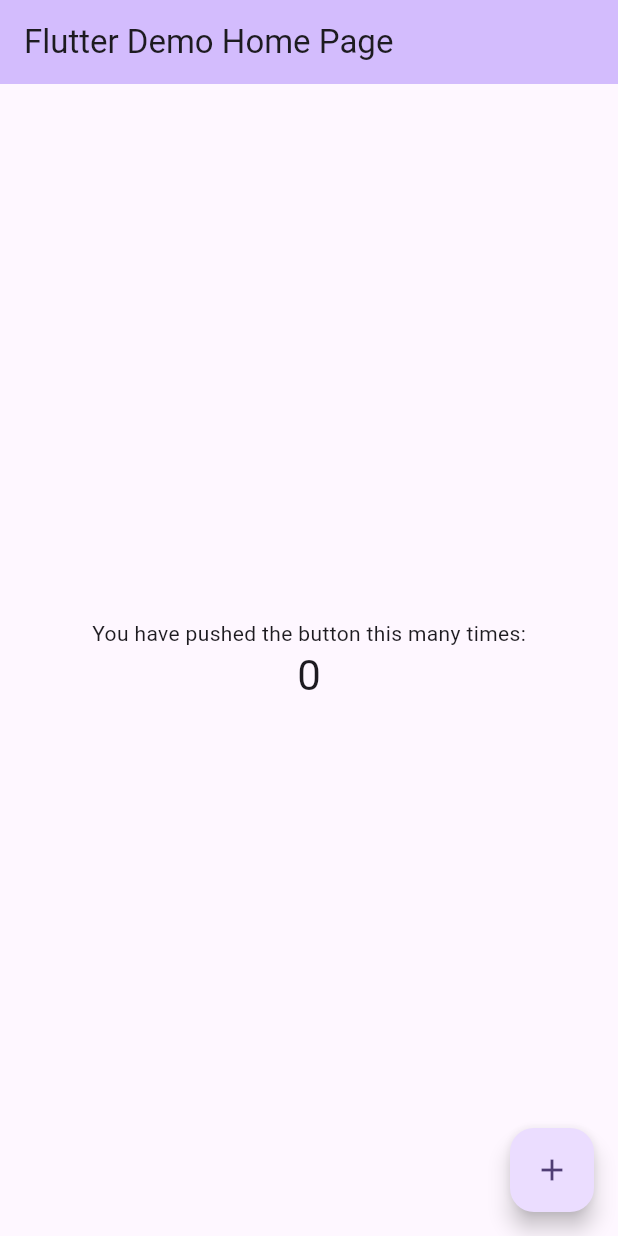
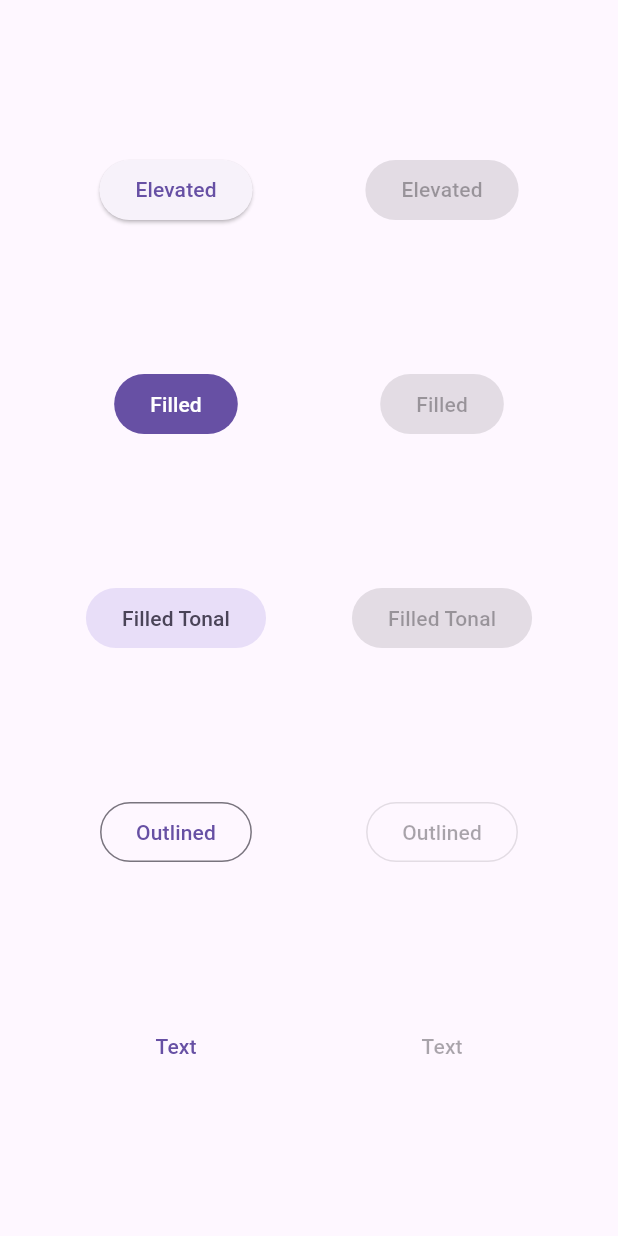
Before and after one commit to AliGad17611/Flutter-Widget-Catalog, a Flutter app: the screen it shows after launch, on a phone screen of 412 x 824 dp. Run offline on Flutter 3.47's test engine with Material 3 defaults, Android fonts, the phone set to English and light mode, and no system bars.

Commit message:
types of buttons and difference between them

```diff
--- /dev/null
+++ b/lib/button_types_group.dart
@@ -0,0 +1,34 @@
+import 'package:flutter/material.dart';
+
+class ButtonTypesGroup extends StatelessWidget {
+  const ButtonTypesGroup({super.key, required this.enabled});
+
+  final bool enabled;
+
+  @override
+  Widget build(BuildContext context) {
+    // when onPressed is null, the button is disabled and when it's not null, the button is enabled
+    final VoidCallback? onPressed = enabled ? () {} : null;
+    return Padding(
+      padding: const EdgeInsets.all(4.0),
+      child: Column(
+        mainAxisAlignment: MainAxisAlignment.spaceEvenly,
+        children: [
+          // ElevatedButton is a button that has a shadow and a background color
+          ElevatedButton(onPressed: onPressed, child: const Text('Elevated')),
+          // FilledButton is a button that has a background color but no shadow
+          FilledButton(onPressed: onPressed, child: const Text('Filled')),
+          // FilledButton.tonal is a button that has a background color with less emphasis
+          FilledButton.tonal(
+            onPressed: onPressed,
+            child: const Text('Filled Tonal'),
+          ),
+          // OutlinedButton is a button that has no background color and a border
+          OutlinedButton(onPressed: onPressed, child: const Text('Outlined')),
+          // TextButton is a button that has no background color and no border
+          TextButton(onPressed: onPressed, child: const Text('Text')),
+        ],
+      ),
+    );
+  }
+}
--- a/lib/main.dart
+++ b/lib/main.dart
@@ -1,4 +1,5 @@
 import 'package:flutter/material.dart';
+import 'package:flutter_widget_catalog/button_types_group.dart';
 
 void main() {
   runApp(const MyApp());
@@ -6,117 +7,31 @@ void main() {
 
 class MyApp extends StatelessWidget {
   const MyApp({super.key});
-
-  // This widget is the root of your application.
   @override
   Widget build(BuildContext context) {
     return MaterialApp(
-      title: 'Flutter Demo',
-      theme: ThemeData(
-        // This is the theme of your application.
-        //
-        // TRY THIS: Try running your application with "flutter run". You'll see
-        // the application has a purple toolbar. Then, without quitting the app,
-        // try changing the seedColor in the colorScheme below to Colors.green
-        // and then invoke "hot reload" (save your changes or press the "hot
-        // reload" button in a Flutter-supported IDE, or press "r" if you used
-        // the command line to start the app).
-        //
-        // Notice that the counter didn't reset back to zero; the application
-        // state is not lost during the reload. To reset the state, use hot
-        // restart instead.
-        //
-        // This works for code too, not just values: Most code changes can be
-        // tested with just a hot reload.
-        colorScheme: ColorScheme.fromSeed(seedColor: Colors.deepPurple),
-      ),
-      home: const MyHomePage(title: 'Flutter Demo Home Page'),
+      title: 'Flutter Widget Catalog',
+      theme: ThemeData(primarySwatch: Colors.blue),
+      home: const HomePage(),
     );
   }
 }
 
-class MyHomePage extends StatefulWidget {
-  const MyHomePage({super.key, required this.title});
-
-  // This widget is the home page of your application. It is stateful, meaning
-  // that it has a State object (defined below) that contains fields that affect
-  // how it looks.
-
-  // This class is the configuration for the state. It holds the values (in this
-  // case the title) provided by the parent (in this case the App widget) and
-  // used by the build method of the State. Fields in a Widget subclass are
-  // always marked "final".
-
-  final String title;
-
-  @override
-  State<MyHomePage> createState() => _MyHomePageState();
-}
-
-class _MyHomePageState extends State<MyHomePage> {
-  int _counter = 0;
-
-  void _incrementCounter() {
-    setState(() {
-      // This call to setState tells the Flutter framework that something has
-      // changed in this State, which causes it to rerun the build method below
-      // so that the display can reflect the updated values. If we changed
-      // _counter without calling setState(), then the build method would not be
-      // called again, and so nothing would appear to happen.
-      _counter++;
-    });
-  }
-
+class HomePage extends StatelessWidget {
+  const HomePage({super.key});
   @override
   Widget build(BuildContext context) {
-    // This method is rerun every time setState is called, for instance as done
-    // by the _incrementCounter method above.
-    //
-    // The Flutter framework has been optimized to make rerunning build methods
-    // fast, so that you can just rebuild anything that needs updating rather
-    // than having to individually change instances of widgets.
     return Scaffold(
-      appBar: AppBar(
-        // TRY THIS: Try changing the color here to a specific color (to
-        // Colors.amber, perhaps?) and trigger a hot reload to see the AppBar
-        // change color while the other colors stay the same.
-        backgroundColor: Theme.of(context).colorScheme.inversePrimary,
-        // Here we take the value from the MyHomePage object that was created by
-        // the App.build method, and use it to set our appbar title.
-        title: Text(widget.title),
-      ),
-      body: Center(
-        // Center is a layout widget. It takes a single child and positions it
-        // in the middle of the parent.
-        child: Column(
-          // Column is also a layout widget. It takes a list of children and
-          // arranges them vertically. By default, it sizes itself to fit its
-          // children horizontally, and tries to be as tall as its parent.
-          //
-          // Column has various properties to control how it sizes itself and
-          // how it positions its children. Here we use mainAxisAlignment to
-          // center the children vertically; the main axis here is the vertical
-          // axis because Columns are vertical (the cross axis would be
-          // horizontal).
-          //
-          // TRY THIS: Invoke "debug painting" (choose the "Toggle Debug Paint"
-          // action in the IDE, or press "p" in the console), to see the
-          // wireframe for each widget.
-          mainAxisAlignment: MainAxisAlignment.center,
-          children: <Widget>[
-            const Text('You have pushed the button this many times:'),
-            Text(
-              '$_counter',
-              style: Theme.of(context).textTheme.headlineMedium,
-            ),
+      body: const Padding(
+        padding: EdgeInsets.all(4.0),
+        child: Row(
+          mainAxisAlignment: MainAxisAlignment.spaceEvenly,
+          children: [
+            ButtonTypesGroup(enabled: true),
+            ButtonTypesGroup(enabled: false),
           ],
         ),
       ),
-      floatingActionButton: FloatingActionButton(
-        onPressed: _incrementCounter,
-        tooltip: 'Increment',
-        child: const Icon(Icons.add),
-      ), // This trailing comma makes auto-formatting nicer for build methods.
     );
   }
 }
```
